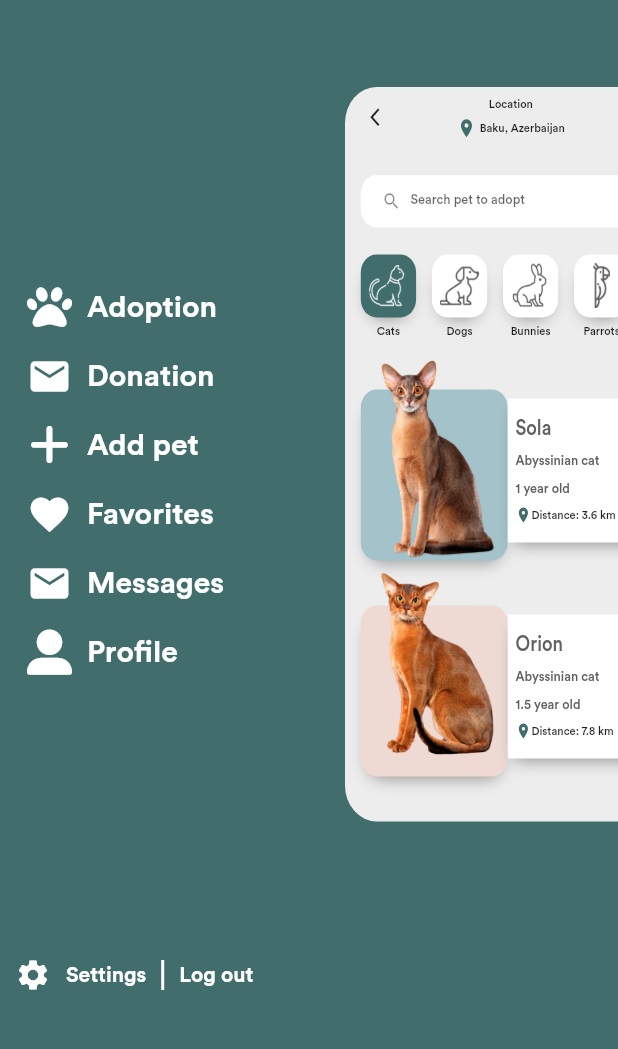
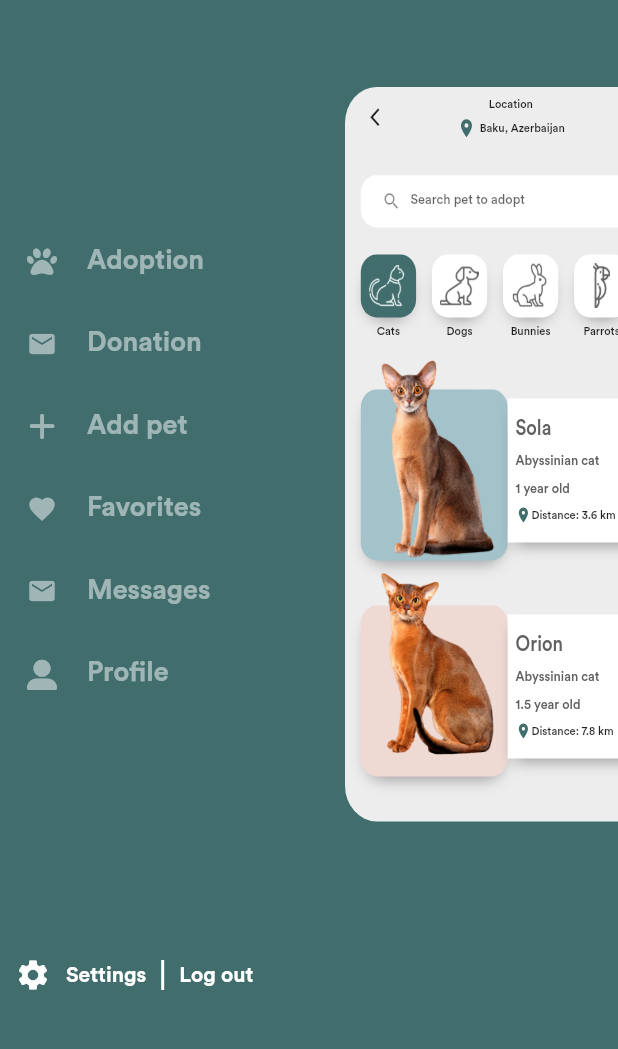
Before and after one commit to aniribe/pet_adopt_store_UI, a Flutter app: the screen it shows after launch, after a tap on the "menu" icon, on a phone screen of 412 x 824 dp, the part 138-1187 px from its top. Run offline on Flutter 3.47's test engine with Material 2 defaults, Android fonts, the phone set to English and light mode, and no system bars; our stand-ins replace font_awesome_flutter.

Commit message:
ItemListSection was refactored on menu_drawer;

```diff
--- /dev/null
+++ b/lib/views/menu/components/item_list_section.dart
@@ -0,0 +1,39 @@
+import 'package:flutter/cupertino.dart';
+import '../../../config/app_colors.dart';
+import '../../../config/app_size.dart';
+import '../../../data/data.dart';
+
+class ItemListSection extends StatelessWidget {
+  const ItemListSection({
+    Key? key,
+  }) : super(key: key);
+
+  @override
+  Widget build(BuildContext context) {
+    return Column(
+      children: drawerItems
+          .map((item) => Padding(
+                padding: const EdgeInsets.only(
+                    left: 8.0, right: 8, top: 8, bottom: 25),
+                child: Row(
+                  children: [
+                    Icon(
+                      item['icon'],
+                      color: AppColors.white.withOpacity(0.5),
+                      size: 20,
+                    ),
+                    horizontalSpace(width: 20),
+                    Text(
+                      item['title'],
+                      style: TextStyle(
+                          color: AppColors.white.withOpacity(0.5),
+                          fontWeight: FontWeight.bold,
+                          fontSize: 18),
+                    )
+                  ],
+                ),
+              ))
+          .toList(),
+    );
+  }
+}
--- a/lib/views/menu/menu_drawer.dart
+++ b/lib/views/menu/menu_drawer.dart
@@ -2,6 +2,7 @@ import 'package:flutter/material.dart';
 import 'package:pet_app_ui/config/app_colors.dart';
 import 'package:pet_app_ui/config/app_size.dart';
 import 'package:pet_app_ui/data/data.dart';
+import 'components/item_list_section.dart';
 import 'components/user_section.dart';
 
 class MenuDrawer extends StatefulWidget {
@@ -21,7 +22,7 @@ class _MenuDrawerState extends State<MenuDrawer> {
         mainAxisAlignment: MainAxisAlignment.spaceBetween,
         children: [
           const UserSection(),
-          ItemListSection(),
+          const ItemListSection(),
           Row(
             children: [
               Icon(
@@ -53,37 +54,3 @@ class _MenuDrawerState extends State<MenuDrawer> {
     );
   }
 }
-
-class ItemListSection extends StatelessWidget {
-  const ItemListSection({
-    Key? key,
-  }) : super(key: key);
-
-  @override
-  Widget build(BuildContext context) {
-    return Column(
-      children: drawerItems
-          .map((item) => Padding(
-                padding: const EdgeInsets.all(8.0),
-                child: Row(
-                  children: [
-                    Icon(
-                      item['icon'],
-                      color: AppColors.white,
-                      size: 30,
-                    ),
-                    horizontalSpace(width: 10),
-                    Text(
-                      item['title'],
-                      style: TextStyle(
-                          color: AppColors.white,
-                          fontWeight: FontWeight.bold,
-                          fontSize: 20),
-                    )
-                  ],
-                ),
-              ))
-          .toList(),
-    );
-  }
-}
```
